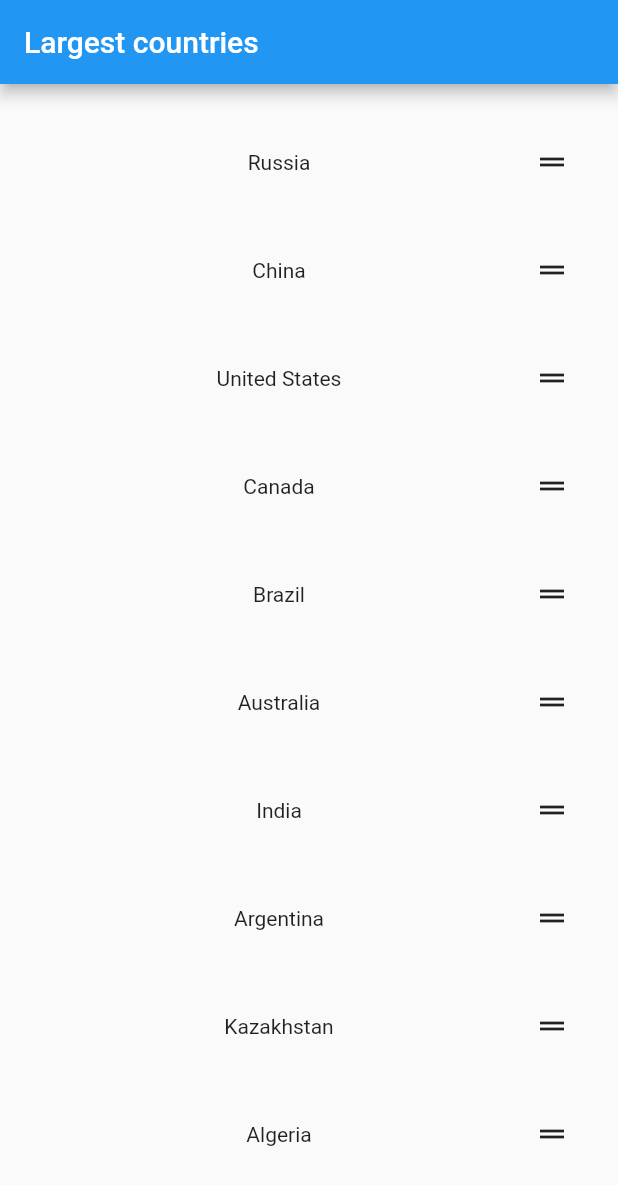
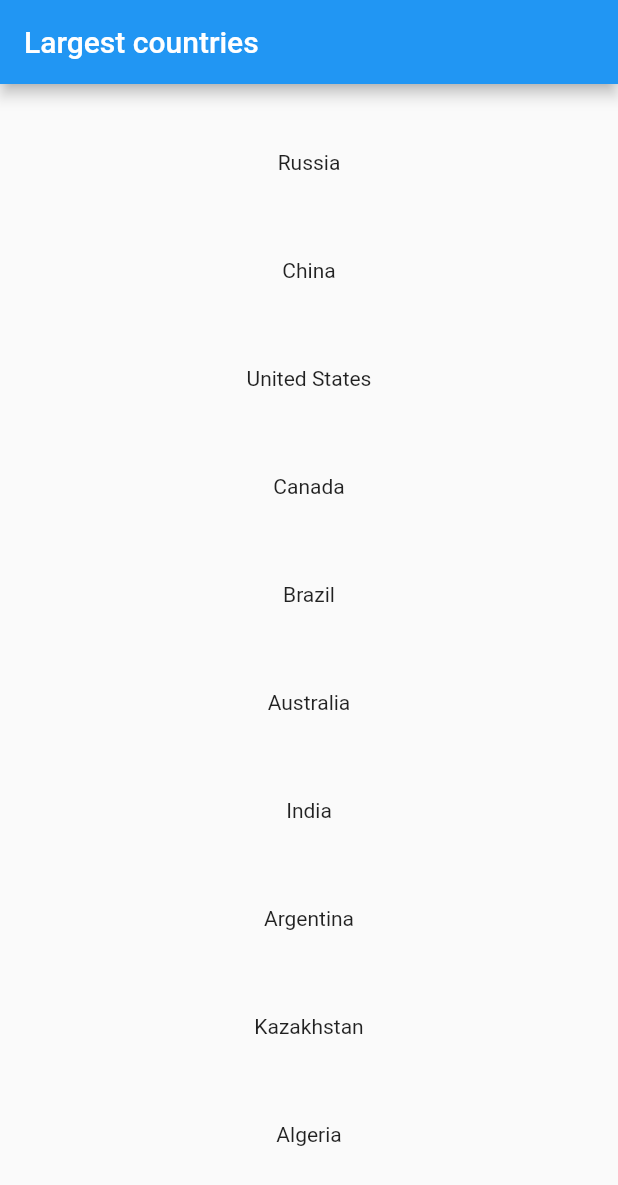
Before and after one commit to lazicah/drag-list, a Flutter app: the screen it shows after launch, on a phone screen of 412 x 824 dp. Shown: the top 1185 px of the screen. Run offline on Flutter 3.47's test engine with Material 2 defaults, Android fonts, the phone set to English and light mode, and no system bars.

Commit message:
Update example

```diff
--- a/example/lib/main.dart
+++ b/example/lib/main.dart
@@ -14,25 +14,15 @@ class CountriesPage extends StatelessWidget {
         appBar: AppBar(title: Text('Largest countries')),
         body: Padding(
           padding: EdgeInsets.all(16.0),
-          child: DragList<String>(
+          child: DragList<String>.handleless(
             items: _countries,
             itemExtent: _itemHeight,
-            handleBuilder: (_) => Padding(
-                  padding: EdgeInsets.all(8.0),
-                  child: Icon(Icons.drag_handle),
-                ),
-            builder: (_, item, handle) {
+            builder: (_, item) {
               return Container(
                 height: _itemHeight,
                 child: Padding(
                   padding: EdgeInsets.all(8.0),
-                  child: Row(children: [
-                    Expanded(child: Center(child: Text(item))),
-                    Column(
-                      mainAxisAlignment: MainAxisAlignment.center,
-                      children: [handle],
-                    ),
-                  ]),
+                  child: Center(child: Text(item)),
                 ),
               );
             },
```
